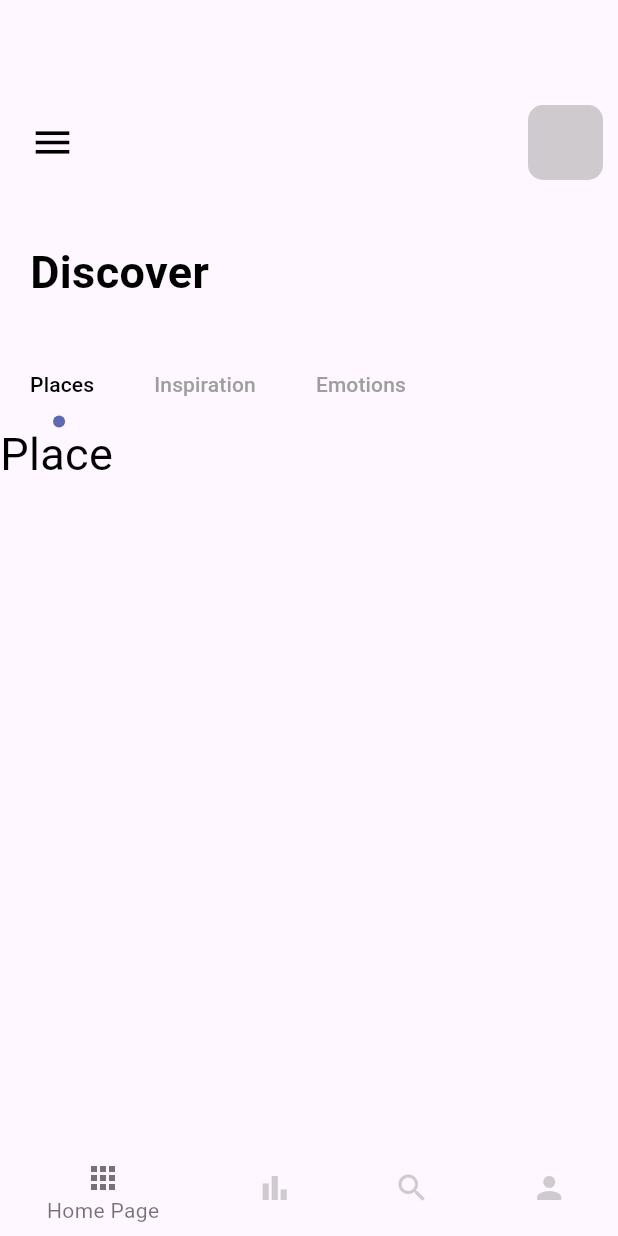
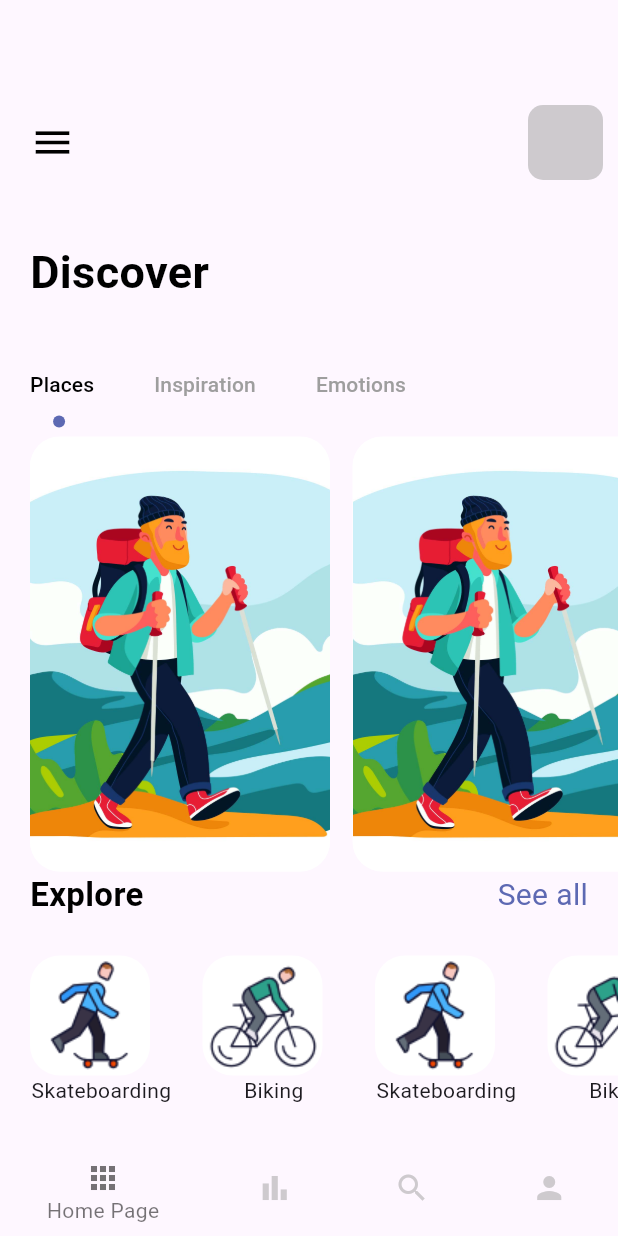
Before and after one commit to thefudgesupreme/TravelApp, a Flutter app: the screen it shows after launch, on a phone screen of 412 x 824 dp. Run offline on Flutter 3.47's test engine with Material 3 defaults, Android fonts, the phone set to English and light mode, and no system bars; missing offline and left inert: dart:ffi.

Commit message:
Home Page Completed

```diff
--- a/lib/pages/navpages/main_page.dart
+++ b/lib/pages/navpages/main_page.dart
@@ -15,6 +15,13 @@ class MainPage extends StatefulWidget {
 }
 
 class _MainPageState extends State<MainPage> with TickerProviderStateMixin {
+  List sports = ["Skateboarding", "Biking", "Skateboarding", "Biking"];
+  List sportsImg = [
+    "skateboarding.png",
+    "biking.png",
+    "skateboarding.png",
+    "biking.png"
+  ];
   @override
   Widget build(BuildContext context) {
     TabController _tabController = TabController(length: 3, vsync: this);
@@ -52,6 +59,8 @@ class _MainPageState extends State<MainPage> with TickerProviderStateMixin {
           const SizedBox(
             height: 30,
           ),
+
+          // TabBar
           Align(
             alignment: Alignment.centerLeft,
             child: TabBar(
@@ -79,14 +88,82 @@ class _MainPageState extends State<MainPage> with TickerProviderStateMixin {
                 ]),
           ),
           Container(
+            padding: const EdgeInsets.only(left: 20),
             height: 300,
             width: double.maxFinite,
             child: TabBarView(controller: _tabController, children: [
-              AppText(text: "Place"),
+              ListView.builder(
+                itemCount: 3,
+                scrollDirection: Axis.horizontal,
+                itemBuilder: (BuildContext context, int index) {
+                  return Container(
+                    margin: const EdgeInsets.only(right: 15, top: 10),
+                    width: 200,
+                    height: 300,
+                    decoration: BoxDecoration(
+                        borderRadius: BorderRadius.circular(20),
+                        color: Colors.white,
+                        image: const DecorationImage(
+                            image: AssetImage("assets/imgs/mountain.jpg"),
+                            fit: BoxFit.cover)),
+                  );
+                },
+              ),
               AppText(text: "Inspiration"),
               AppText(text: "Emotions"),
             ]),
-          )
+          ),
+
+          Container(
+            margin: const EdgeInsets.only(left: 20, right: 20),
+            child: Row(
+              mainAxisAlignment: MainAxisAlignment.spaceBetween,
+              children: [
+                AppLargeText(
+                  text: "Explore",
+                  size: 22,
+                ),
+                AppText(
+                  text: "See all",
+                  color: AppColors.mainColor,
+                  size: 20,
+                ),
+              ],
+            ),
+          ),
+          const SizedBox(
+            height: 15,
+          ),
+          Container(
+              height: 120,
+              width: double.maxFinite,
+              margin: const EdgeInsets.only(left: 20),
+              child: ListView.builder(
+                  itemCount: 4,
+                  scrollDirection: Axis.horizontal,
+                  itemBuilder: (BuildContext context, int index) {
+                    return Container(
+                      margin: const EdgeInsets.only(right: 20),
+                      child: Column(
+                        children: [
+                          Container(
+                            margin: const EdgeInsets.only(right: 15, top: 10),
+                            width: 80,
+                            height: 80,
+                            decoration: BoxDecoration(
+                                borderRadius: BorderRadius.circular(20),
+                                color: Colors.white,
+                                image: DecorationImage(
+                                    image: AssetImage(
+                                        // ignore: prefer_interpolation_to_compose_strings
+                                        "assets/imgs/" + sportsImg[index]),
+                                    fit: BoxFit.cover)),
+                          ),
+                          Text(sports[index])
+                        ],
+                      ),
+                    );
+                  })),
         ],
       ),
     );
--- a/pubspec.yaml
+++ b/pubspec.yaml
@@ -20,3 +20,6 @@ flutter:
   assets:
     - assets/imgs/Girl-Airport-Illustration.jpg
     - assets/imgs/arrow_right_icon.png
+    - assets/imgs/mountain.jpg
+    - assets/imgs/skateboarding.png
+    - assets/imgs/biking.png
```
Also changed, not shown: assets/imgs/biking.png (added), assets/imgs/mountain.jpg (added), assets/imgs/skateboarding.png (added).
